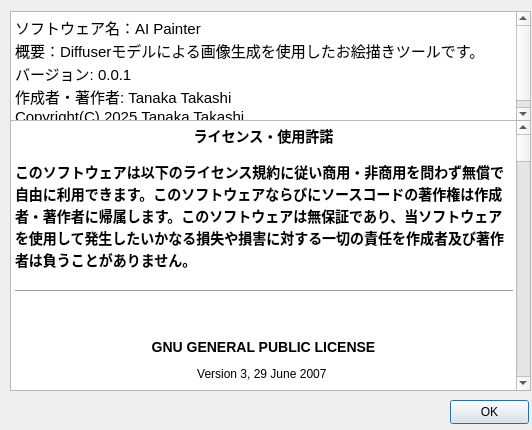
Before: the Qt Designer form src/ai_painter/about.ui in takashi000/ai_painter, drawn with Qt 5.
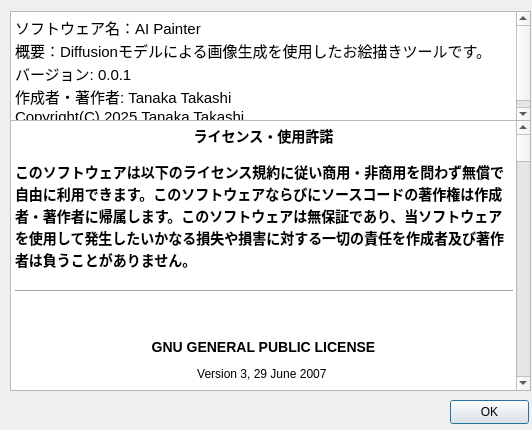
After: the same form once the commit is applied.

What changed in the file:
```diff
--- a/src/ai_painter/about.ui
+++ b/src/ai_painter/about.ui
@@ -31,7 +31,7 @@
 li.checked::marker { content: &quot;\2612&quot;; }
 &lt;/style&gt;&lt;/head&gt;&lt;body style=&quot; font-family:'Yu Gothic UI'; font-size:9pt; font-weight:400; font-style:normal;&quot;&gt;
 &lt;p style=&quot; margin-top:0px; margin-bottom:0px; margin-left:0px; margin-right:0px; -qt-block-indent:0; text-indent:0px;&quot;&gt;&lt;span style=&quot; font-size:11pt;&quot;&gt;ソフトウェア名：AI Painter&lt;/span&gt;&lt;/p&gt;
-&lt;p style=&quot; margin-top:0px; margin-bottom:0px; margin-left:0px; margin-right:0px; -qt-block-indent:0; text-indent:0px;&quot;&gt;&lt;span style=&quot; font-size:11pt;&quot;&gt;概要：Diffuserモデルによる画像生成を使用したお絵描きツールです。&lt;/span&gt;&lt;/p&gt;
+&lt;p style=&quot; margin-top:0px; margin-bottom:0px; margin-left:0px; margin-right:0px; -qt-block-indent:0; text-indent:0px;&quot;&gt;&lt;span style=&quot; font-size:11pt;&quot;&gt;概要：Diffusionモデルによる画像生成を使用したお絵描きツールです。&lt;/span&gt;&lt;/p&gt;
 &lt;p style=&quot; margin-top:0px; margin-bottom:0px; margin-left:0px; margin-right:0px; -qt-block-indent:0; text-indent:0px;&quot;&gt;&lt;span style=&quot; font-size:11pt;&quot;&gt;バージョン: 0.0.1&lt;/span&gt;&lt;/p&gt;
 &lt;p style=&quot; margin-top:0px; margin-bottom:0px; margin-left:0px; margin-right:0px; -qt-block-indent:0; text-indent:0px;&quot;&gt;&lt;span style=&quot; font-size:11pt;&quot;&gt;作成者・著作者: Tanaka Takashi&lt;/span&gt;&lt;/p&gt;
 &lt;p style=&quot; margin-top:0px; margin-bottom:0px; margin-left:0px; margin-right:0px; -qt-block-indent:0; text-indent:0px;&quot;&gt;&lt;span style=&quot; font-size:11pt;&quot;&gt;Copyright(C) 2025 Tanaka Takashi&lt;/span&gt;&lt;/p&gt;&lt;/body&gt;&lt;/html&gt;</string>
```
